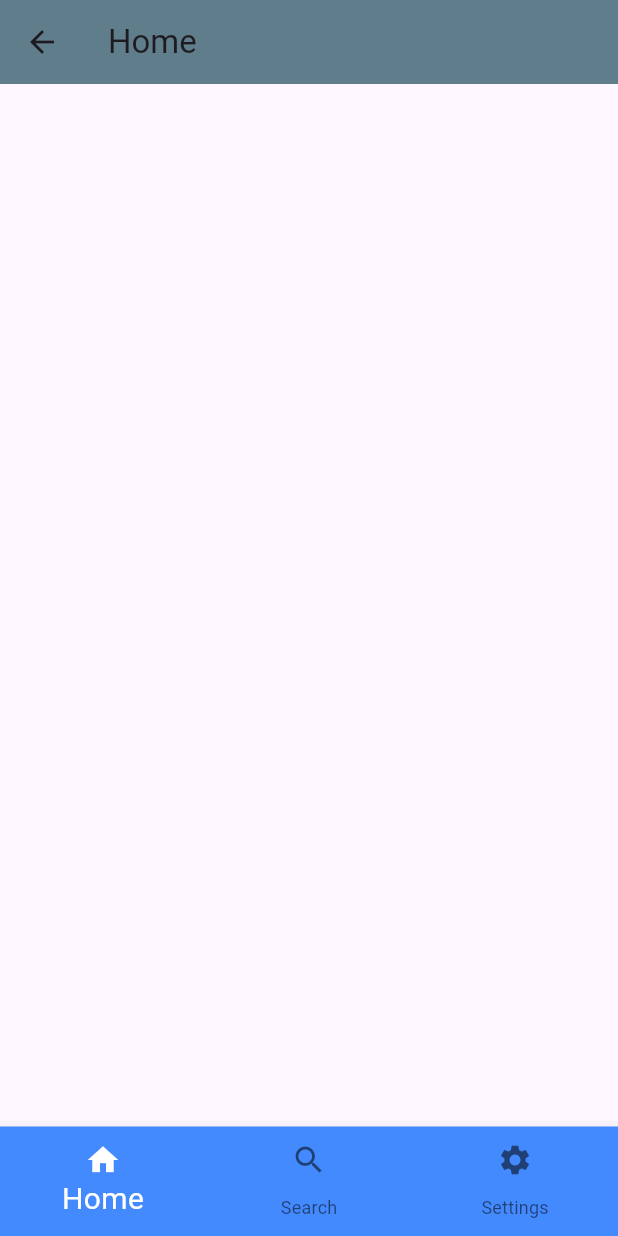
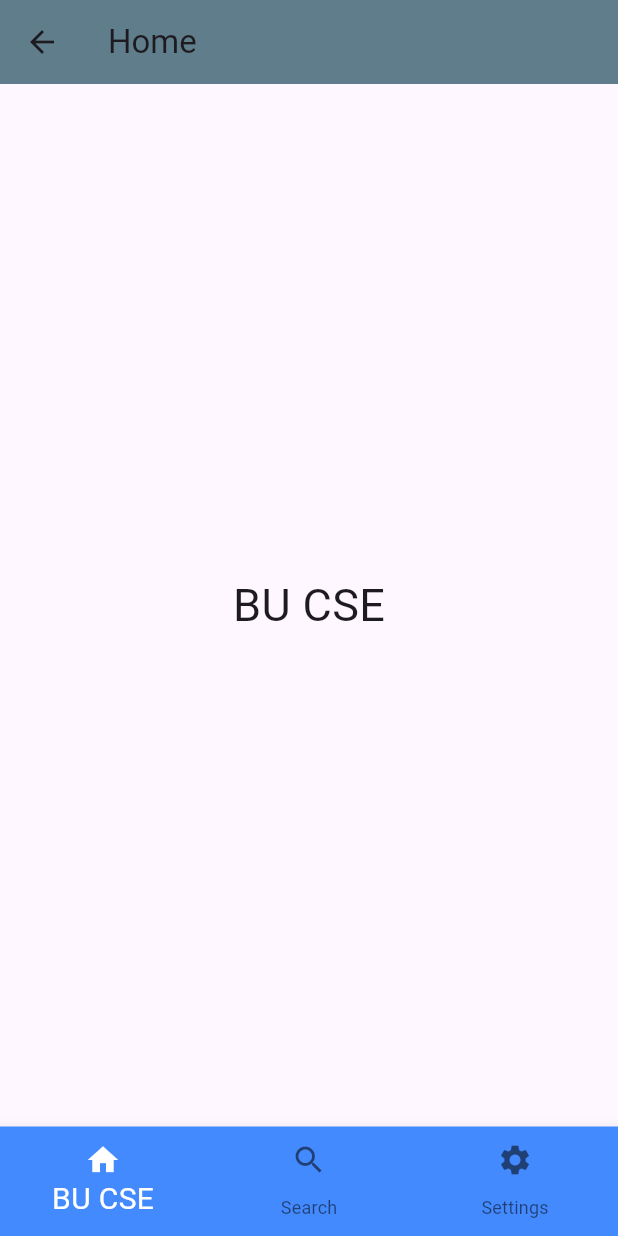
Before and after one commit to sujancse5bu/edge_mobile_app, a Flutter app: the screen it shows after launch, after a tap on "Sign Up", on a phone screen of 412 x 824 dp. Run offline on Flutter 3.47's test engine with Material 3 defaults, Android fonts, the light colour scheme and no system bars.

Commit message:
passing arguments through routing

```diff
--- a/lib/home.dart
+++ b/lib/home.dart
@@ -2,7 +2,8 @@ import 'package:edge_mobile_app/common/navigation.dart';
 import 'package:flutter/material.dart';
 
 class HomeScreen extends StatefulWidget {
-  const HomeScreen({super.key});
+  final String? username;
+  const HomeScreen({super.key, required this.username});
 
   @override
   State<HomeScreen> createState() => _HomeScreenState();
@@ -16,6 +17,12 @@ class _HomeScreenState extends State<HomeScreen> {
         title: Text('Home'),
         backgroundColor: Colors.blueGrey,
       ),
+      body: Center(
+        child: Text(
+          widget.username ?? '',
+          style: TextStyle(fontSize: 30),
+        ),
+      ),
     );
   }
 }
--- a/lib/main_screen.dart
+++ b/lib/main_screen.dart
@@ -16,8 +16,22 @@ class MainScreen extends StatefulWidget {
 
 class _MainScreenState extends State<MainScreen> {
   int _selectedIndex = 0;
+  late String username;
+  late String email;
+  late List<Widget> screens = [];
 
-  var screens = [const HomeScreen(), const SearchScreen(), const Settings()];
+  @override
+  void initState() {
+    super.initState();
+    username = widget.username;
+    email = widget.email;
+
+    screens = [
+      HomeScreen(username: username),
+      const SearchScreen(),
+      const Settings(),
+    ];
+  }
 
   @override
   Widget build(BuildContext context) {
@@ -35,10 +49,10 @@ class _MainScreenState extends State<MainScreen> {
             _selectedIndex = value;
           });
         },
-        items: const [
+        items: [
           BottomNavigationBarItem(
               icon: Icon(Icons.home),
-              label: 'Home',
+              label: widget.username,
               backgroundColor: Colors.green),
           BottomNavigationBarItem(icon: Icon(Icons.search), label: 'Search'),
           BottomNavigationBarItem(
--- a/lib/signup.dart
+++ b/lib/signup.dart
@@ -1,5 +1,6 @@
 import 'package:edge_mobile_app/home.dart';
 import 'package:edge_mobile_app/login.dart';
+import 'package:edge_mobile_app/main_screen.dart';
 import 'package:flutter/material.dart';
 
 class SignupScreen extends StatefulWidget {
@@ -93,7 +94,9 @@ class _SignupScreenState extends State<SignupScreen> {
                 // email
                 String email = 'bu.cse@bu.ac.bd';
 
-                Navigator.of(context).pushNamed('/home');
+                Navigator.of(context).push(MaterialPageRoute(
+                    builder: (context) =>
+                        MainScreen(username: username, email: email)));
               },
               child: Text('Sign Up'),
             ),
```
